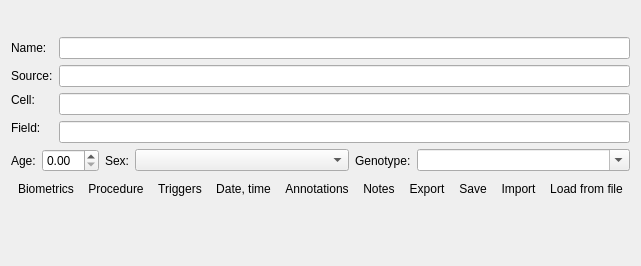
Before: the Qt Designer form src/scipyen/gui/widgets/basescipyendatawidget.ui in ctigaret/scipyen, drawn with Qt 5.
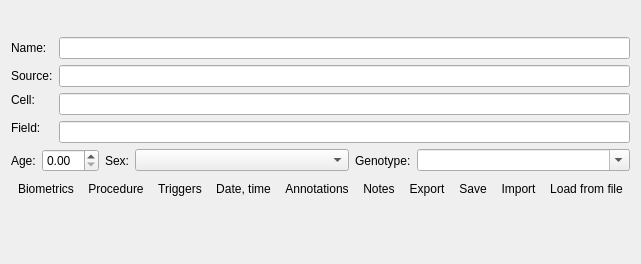
After: the same form once the commit is applied. Icons and pictures are not drawn. Custom widgets are drawn as their Qt base class.

```diff
--- a/src/scipyen/gui/widgets/basescipyendatawidget.ui
+++ b/src/scipyen/gui/widgets/basescipyendatawidget.ui
@@ -6,8 +6,8 @@
    <rect>
     <x>0</x>
     <y>0</y>
-    <width>597</width>
-    <height>266</height>
+    <width>480</width>
+    <height>264</height>
    </rect>
   </property>
   <property name="windowTitle">
```
Left out of the diff: 44 changed lines with no effect on the pictures.
